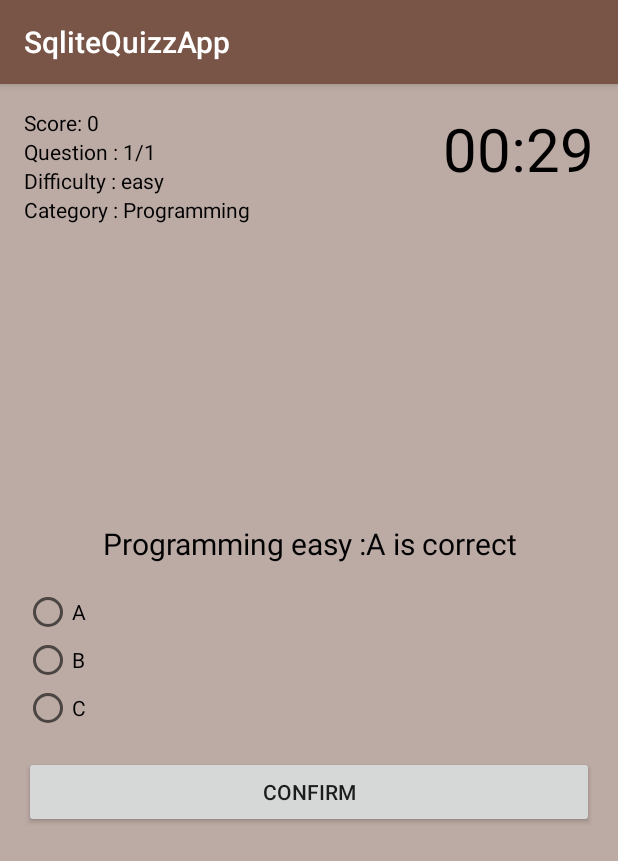
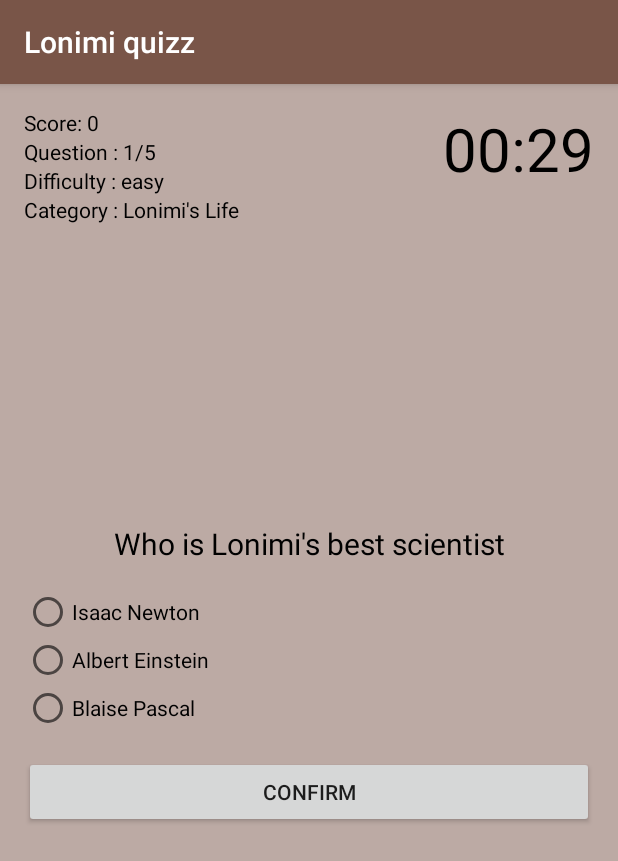
Before and after one commit to Jesulonimi21/SqliteQuizzApp, an Android app: the screen it shows after launch (QuizzActivity), after a tap on "START QUIZZ", on a phone screen of 412 x 824 dp. Shown: the top 861 px of the screen. Run offline under Robolectric (Android 15) with nearby library versions, the phone set to English and light mode, and no system bars.

Commit message:
Made the quizzes about me

```diff
--- a/app/src/main/java/com/jesulonimi/user/sqlitequizzapp/QuizzDbHelper.java
+++ b/app/src/main/java/com/jesulonimi/user/sqlitequizzapp/QuizzDbHelper.java
@@ -84,11 +84,11 @@ public class QuizzDbHelper extends SQLiteOpenHelper {
         db.setForeignKeyConstraintsEnabled(true);
     }
     public void fillCategoriesTable(){
-        Category category=new Category("Programming");
+        Category category=new Category("Lonimi's Life");
         addCategory(category);
-        Category category1=new Category("Geography");
+        Category category1=new Category("Lonimi's Career");
         addCategory(category1);
-        Category category2=new Category("Math");
+        Category category2=new Category("Lonimi's books");
         addCategory(category2);
 
     }
@@ -100,17 +100,56 @@ public class QuizzDbHelper extends SQLiteOpenHelper {
         }
     private void fillQuestions(){
         Log.d("calledDatabase","fillQuestions");
-        Question question1=new Question("Programming easy :A is correct","A","B","C",1,
+        Question question1=new Question("Which month was Lonimi born","June","may","february",3,
                 Question.DIFFICULTY_EASY,Category.PROGRAMMING);
         addQuestion(question1);
+        Question question12=new Question("Which year was Lonimi born","1999","1998","2000",1,
+                Question.DIFFICULTY_EASY,Category.PROGRAMMING);
+        addQuestion(question12);
+        Question question13=new Question("What is the age range Lonimi plans to get married","25 to 26 years old","27 to 28 years old","29 to 30 years old",1,
+                Question.DIFFICULTY_EASY,Category.PROGRAMMING);
+        addQuestion(question13);
+        Question question14=new Question("What is Lonimi's best food","Rice","Yam","any food i eat when am hungry",3,
+                Question.DIFFICULTY_EASY,Category.PROGRAMMING);
+        addQuestion(question14);
+        Question question15=new Question("Who is Lonimi's best scientist","Isaac Newton","Albert Einstein","Blaise Pascal",2,
+                Question.DIFFICULTY_EASY,Category.PROGRAMMING);
+        addQuestion(question15);
 
-        Question question2=new Question("Geography easy :A is correct","A","B","C",1,
+        Question question2=new Question("Which department is Lonimi","Computer Science","BioChemistry","Chemistry",1,
                 Question.DIFFICULTY_EASY,Category.GEOGRAPHY);
         addQuestion(question2);
+        Question question22=new Question("Which subject did Lonimi pass once and fail every other time through out his secondary school days ","Chemistry","Technical Drawing","Math",2,
+                Question.DIFFICULTY_EASY,Category.GEOGRAPHY);
+        addQuestion(question22);
 
-        Question question3=new Question("Math medium :A is correct","A","B","C",1,
-                Question.DIFFICULTY_MEDIUM,Category.MATH);
+        Question question23=new Question("Which was Lonimi's best subject in secondary school","Chemistry","Technical Drawing","Lonimi had no best subject and hated all subjects",3,
+                Question.DIFFICULTY_EASY,Category.GEOGRAPHY);
+        addQuestion(question23);
+        Question question24=new Question("What is Lonimis belief about learning","Anything can be learnt by anyone, it just requires continous effort","Education is not for everyone, we all have different talents","Learning is the solely dependent on the students ability to learn",1,
+                Question.DIFFICULTY_EASY,Category.GEOGRAPHY);
+        addQuestion(question24);
+
+        Question question25=new Question("Given the chance to start university over again, which course will Lonimi Study","Computer Science","History","Physics",2,
+                Question.DIFFICULTY_EASY,Category.GEOGRAPHY);
+        addQuestion(question25);
+
+        Question question3=new Question("What is Lonimi's best book of all time","Harry Potter","Percy Jackson","Nobody's child",3,
+                Question.DIFFICULTY_EASY,Category.MATH);
         addQuestion(question3);
+        Question question31=new Question("What was the genre of Lonimis best book","Adventure","Magic","Romance",1,
+                Question.DIFFICULTY_EASY,Category.MATH);
+        addQuestion(question31);
+
+        Question question32=new Question("At what range of age did Lonimi read this particular book","8-9 years","10-11","12-13",2,
+                Question.DIFFICULTY_EASY,Category.MATH);
+        addQuestion(question32);
+        Question question33=new Question("What are the kind of novels Lonimi reads now adays","Spiritual","Academic","Magic",1,
+                Question.DIFFICULTY_EASY,Category.MATH);
+        addQuestion(question33);
+        Question question34=new Question("If given the chance, what genre of books will Lonimi read","Spiritual","Academic","Magic",1,
+                Question.DIFFICULTY_EASY,Category.MATH);
+        addQuestion(question34);
 
         Question question4=new Question("Programming medium :A is correct","A","B","C",1,
                 Question.DIFFICULTY_MEDIUM,Category.PROGRAMMING);
--- a/app/src/main/res/values/strings.xml
+++ b/app/src/main/res/values/strings.xml
@@ -1,3 +1,3 @@
 <resources>
-    <string name="app_name">SqliteQuizzApp</string>
+    <string name="app_name">Lonimi quizz</string>
 </resources>
```
